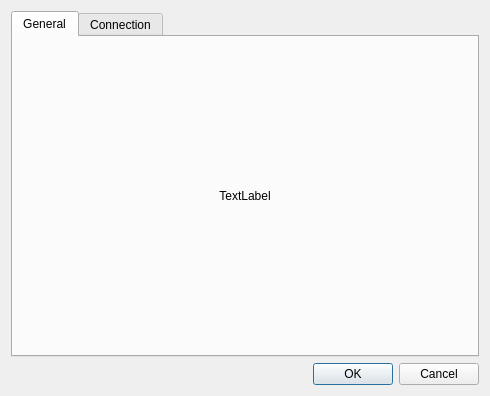
First picture: the form in settingsdialog.ui, repository geertdaelemans/BrickManager, before the edit.
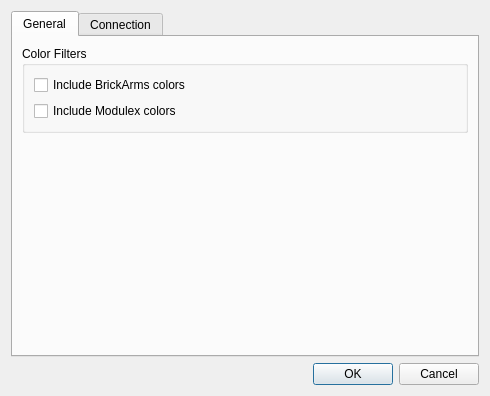
Second picture: the form after the edit. The open tabs and pages were chosen to show the change.

Commit message: Added filters to exclude BrickArms/Modulex colors.

```diff
--- a/settingsdialog.ui
+++ b/settingsdialog.ui
@@ -27,15 +27,41 @@
         </attribute>
         <layout class="QVBoxLayout" name="verticalLayout_3">
          <item>
-          <widget class="QLabel" name="lblGeneral">
-           <property name="text">
-            <string>TextLabel</string>
+          <widget class="QGroupBox" name="groupBox">
+           <property name="title">
+            <string>Color Filters</string>
            </property>
-           <property name="alignment">
-            <set>Qt::AlignCenter</set>
-           </property>
+           <layout class="QVBoxLayout" name="verticalLayout_4">
+            <item>
+             <widget class="QCheckBox" name="checkBoxBrickArms">
+              <property name="text">
+               <string>Include BrickArms colors</string>
+              </property>
+             </widget>
+            </item>
+            <item>
+             <widget class="QCheckBox" name="checkBoxModulex">
+              <property name="text">
+               <string>Include Modulex colors</string>
+              </property>
+             </widget>
+            </item>
+           </layout>
           </widget>
          </item>
+         <item>
+          <spacer name="verticalSpacer">
+           <property name="orientation">
+            <enum>Qt::Vertical</enum>
+           </property>
+           <property name="sizeHint" stdset="0">
+            <size>
+             <width>20</width>
+             <height>40</height>
+            </size>
+           </property>
+          </spacer>
+         </item>
         </layout>
        </widget>
        <widget class="QWidget" name="Connection">
```
Left out of the diff: 2 changed lines with no effect on the pictures. The commit also changes 2 other files.
